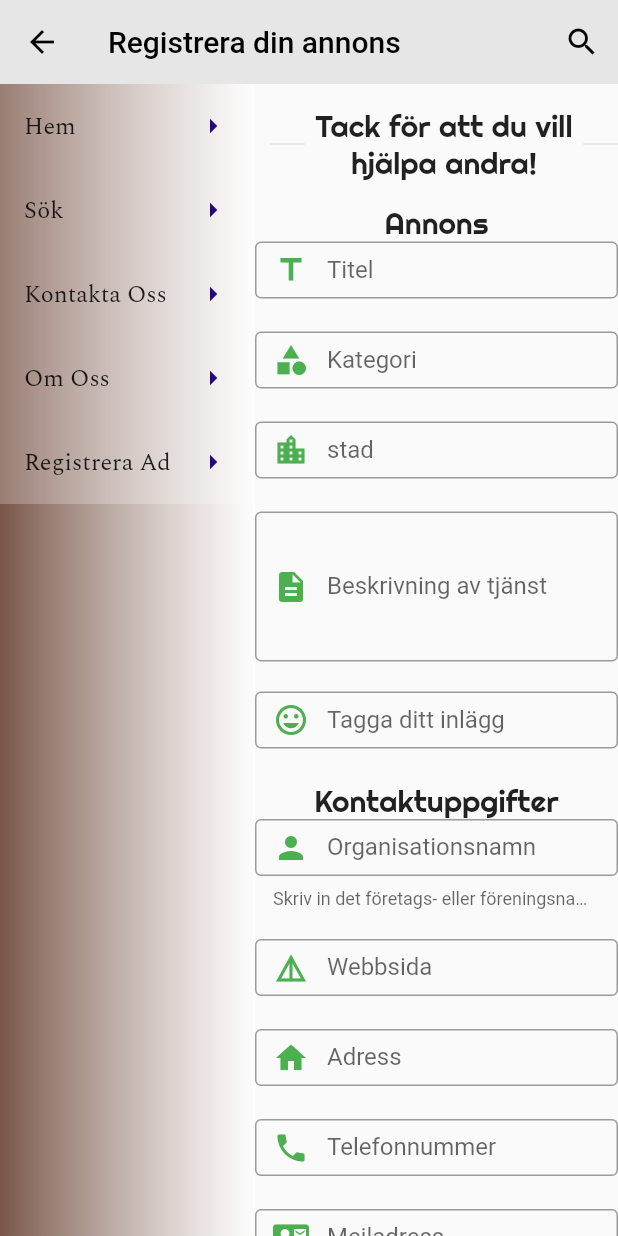
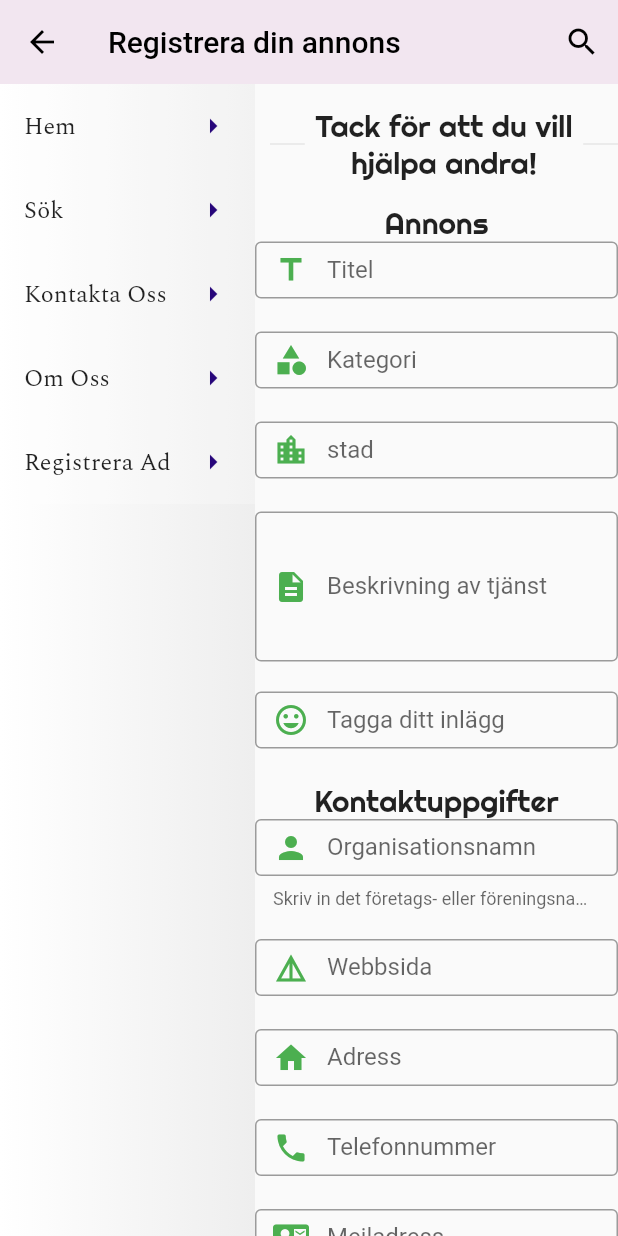
Before and after one commit to MostafaHassan/offersduringcrisis, a Flutter app: the AdvertPageWidget screen opened directly with empty values, after a tap on "Registrera Ad", on a phone screen of 412 x 824 dp. Run offline on Flutter 3.47's test engine with Material 2 defaults, Android fonts, the phone set to English and light mode, and no system bars; our stand-ins replace font_awesome_flutter, google_fonts, graphql_flutter; network calls fail.

Commit message:
Fixed text overflow in advert page and made some small graphic improvements. Also added some padding on the register form

```diff
--- a/lib/Drawers/drawerGeneral.dart
+++ b/lib/Drawers/drawerGeneral.dart
@@ -26,7 +26,7 @@ class _StaticSideMenuState extends State<StaticSideMenu> {
         height: MediaQuery.of(context).size.height,
         decoration: BoxDecoration(
               gradient: LinearGradient(
-                colors: [Colors.brown, Colors.white70],
+                colors: [Colors.white, Colors.grey.shade200],
               )
           ),
         child: ListView(
--- a/lib/advert_page.dart
+++ b/lib/advert_page.dart
@@ -40,17 +40,16 @@ class _AdvertPageWidgetState extends State<AdvertPageWidget> {
         mainAxisAlignment: MainAxisAlignment.start,
         crossAxisAlignment: CrossAxisAlignment.start,
         children: <Widget>[
+
           StaticSideMenu(),
-          Center(
-            //margin: EdgeInsets.all(20),
+
+          Expanded(
+            child: Center(
               child: Column(
-              crossAxisAlignment: CrossAxisAlignment.start,
-              mainAxisAlignment: MainAxisAlignment.start,
+                //crossAxisAlignment: CrossAxisAlignment.start,
+                //mainAxisAlignment: MainAxisAlignment.start,
                 children: <Widget>[
-                Row(
-                  crossAxisAlignment: CrossAxisAlignment.center,
-                  mainAxisAlignment: MainAxisAlignment.center,
-                  children: <Widget>[
+
                   Container(
                           alignment: Alignment.topCenter,
                           width: 256.0,
@@ -66,8 +65,8 @@ class _AdvertPageWidgetState extends State<AdvertPageWidget> {
                             ),
                           ),
                   ),
-                  ],
-                ),
+
+
                   Container(
                     margin: EdgeInsets.only(left: 20, top: 20),
                     child: Text(
@@ -111,6 +110,7 @@ class _AdvertPageWidgetState extends State<AdvertPageWidget> {
                 ],
               ),
             ),
+          ),
         ],
       ),
     );
--- a/lib/main.dart
+++ b/lib/main.dart
@@ -20,7 +20,7 @@ class MyApp extends StatelessWidget {
         primarySwatch: Colors.purple,
 
         appBarTheme: AppBarTheme(
-          color: Color.fromARGB(40, 120, 120, 120),
+          color: Color.fromARGB(20, 150, 1, 120), //Color.fromARGB(40, 120, 120, 120),
         ),
       ),
       home: MyHomePage(title: 'Corona Heroes'),
@@ -73,11 +73,13 @@ class _MyHomePageState extends State<MyHomePage> {
           ],
         ),
       ),
+      /*
       floatingActionButton: FloatingActionButton(
         onPressed: () {Navigator.pushNamed(context, "registerAdvert"); },
         tooltip: 'Register Advert',
         child: Icon(Icons.create),
       ), // This trailing comma makes auto-formatting nicer for build methods.
+      */
     );
   }
 }
--- a/lib/registerAdvert.dart
+++ b/lib/registerAdvert.dart
@@ -28,10 +28,10 @@ _createTextFieldWithMultipleLines(
       TextEditingController controller, String labelText, {Icon icon}) {
     var w = MediaQuery.of(context).size.width;
     var textW;
-    if (w > 600) {
+    if (w > 700) {
       textW = 500;
     } else {
-      textW = w * 0.8;
+      textW = w * 0.6;
     }
     var tf = Container(
                 alignment: Alignment.centerLeft,
@@ -61,10 +61,10 @@ _createTextFieldWithMultipleLines(
       {String hintText, Icon icon, TextInputType keyboardType}) {
     var w = MediaQuery.of(context).size.width;
     var textW;
-    if (w > 600) {
+    if (w > 700) {
       textW = 500;
     } else {
-      textW = w * 0.8;
+      textW = w * 0.6;
     }
     var tf = Container(
       alignment: Alignment.centerLeft,
```
Lines whose indentation alone changed are shown as unchanged.
